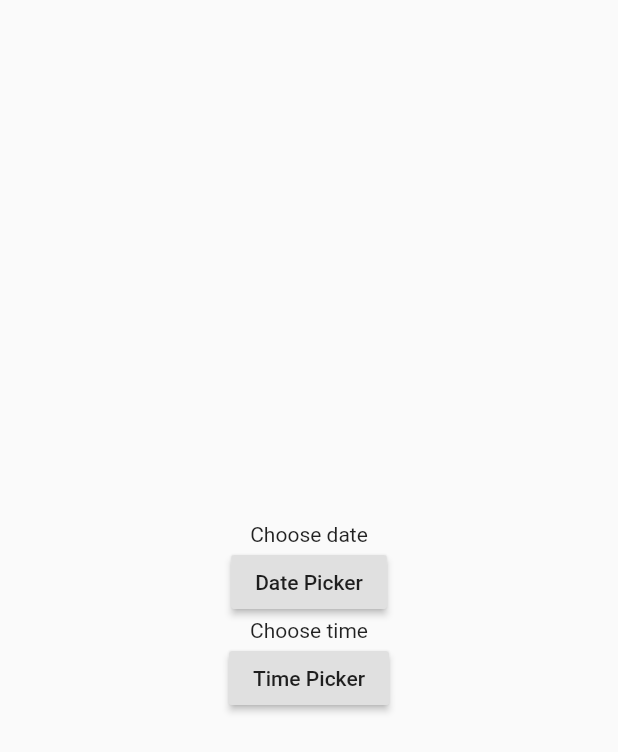
After one commit to taqi92/flutter_basic, a Flutter app: the DateTimePickerWidget screen opened directly, on a phone screen of 412 x 824 dp. The commit adds this screen. Shown: the top 752 px of the screen. Run offline on Flutter 3.47's test engine with Material 2 defaults, Android fonts, the phone set to English and light mode, and no system bars; our stand-ins replace curved_navigation_bar, fluttertoast, image_picker, liquid_swipe.

Commit message:
all tutorials has added

```diff
--- /dev/null
+++ b/lib/date_time_picker.dart
@@ -0,0 +1,70 @@
+import 'dart:io';
+
+import 'package:flutter/material.dart';
+import 'package:image_picker/image_picker.dart';
+
+class DateTimePickerWidget extends StatefulWidget {
+  @override
+  _MyAppState createState() => _MyAppState();
+}
+
+class _MyAppState extends State<DateTimePickerWidget> {
+  DateTime _dateTime;
+  TimeOfDay _timeOfDay;
+
+  getDate() async {
+    DateTime date = await showDatePicker(
+        context: context,
+        initialDate: DateTime(DateTime.now().year),
+        firstDate: DateTime(DateTime.now().year - 20),
+        lastDate: DateTime(DateTime.now().year + 2));
+
+    setState(() {
+      _dateTime = date;
+    });
+  }
+
+  getTime()async{
+
+    TimeOfDay time = await showTimePicker(context: context, initialTime: TimeOfDay.now());
+    setState(() {
+      _timeOfDay = time;
+    });
+  }
+
+  @override
+  Widget build(BuildContext context) {
+    // TODO: implement build
+    return SafeArea(
+      child: Scaffold(
+          body: Center(
+        child: Column(
+          mainAxisAlignment: MainAxisAlignment.center,
+          children: <Widget>[
+            _dateTime == null
+                ? Text("Choose date")
+                : Text(
+                    "Date : ${_dateTime.day}/${_dateTime.month}/${_dateTime.year}",
+                    style: TextStyle(fontSize: 40),
+                  ),
+            RaisedButton(
+              onPressed: () {
+                getDate();
+              },
+              child: Text("Date Picker"),
+            ),
+            _timeOfDay == null
+                ? Text("Choose time")
+                : Text(
+              "Time : ${_timeOfDay.hour}:${_timeOfDay.minute}",
+              style: TextStyle(fontSize: 40),
+            ),
+            RaisedButton(onPressed: () {
+              getTime();
+            },child: Text("Time Picker"),),
+          ],
+        ),
+      )),
+    );
+  }
+}
--- a/lib/toast.dart
+++ b/lib/toast.dart
@@ -10,6 +10,7 @@ class ToastWidget extends StatefulWidget {
 }
 
 class _MyAppState extends State<ToastWidget> {
+
   @override
   Widget build(BuildContext context) {
     // TODO: implement build
--- a/pubspec.yaml
+++ b/pubspec.yaml
@@ -32,6 +32,7 @@ dependencies:
   image_picker: ^0.6.4
   curved_navigation_bar: ^0.3.2
   fluttertoast: ^4.0.1
+  http: ^0.12.0+4
 
 dev_dependencies:
   flutter_test:
```
Also changed, not shown: lib/data_table.dart (added, +35 -0 lines), lib/details.dart (added, +25 -0 lines), lib/fetching_json_data.dart (added, +56 -0 lines), lib/main.dart (+9 -1 lines), lib/transform_widget.dart (added, +34 -0 lines), pubspec.lock.
